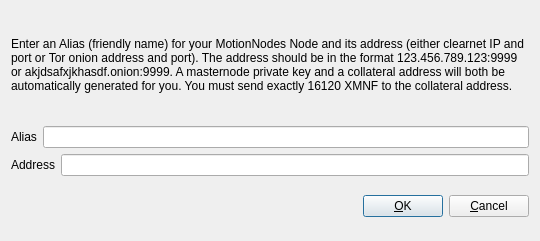
This is src/qt/forms/addeditmotionnode.ui in CircuitBreaker88/MotionFunding as Qt 5 draws it before an edit. The edited form follows.
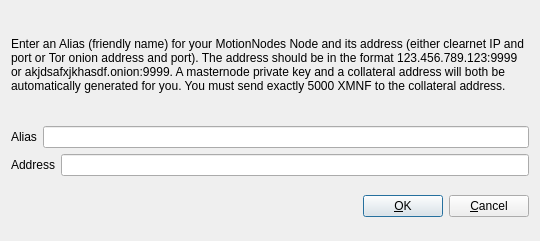
This is the edited form.

The edit to the form file:
```diff
--- a/src/qt/forms/addeditmotionnode.ui
+++ b/src/qt/forms/addeditmotionnode.ui
@@ -34,7 +34,7 @@
         </sizepolicy>
        </property>
        <property name="text">
-        <string>&lt;html&gt;&lt;head/&gt;&lt;body&gt;&lt;p&gt;Enter an Alias (friendly name) for your MotionNodes Node and its address (either clearnet IP and port or Tor onion address and port).  The address should be in the format 123.456.789.123:9999 or akjdsafxjkhasdf.onion:9999.  A masternode private key and a collateral address will both be automatically generated for you.  You must send exactly 16120 XMNF to the collateral address.&lt;/p&gt;&lt;/body&gt;&lt;/html&gt;</string>
+        <string>&lt;html&gt;&lt;head/&gt;&lt;body&gt;&lt;p&gt;Enter an Alias (friendly name) for your MotionNodes Node and its address (either clearnet IP and port or Tor onion address and port).  The address should be in the format 123.456.789.123:9999 or akjdsafxjkhasdf.onion:9999.  A masternode private key and a collateral address will both be automatically generated for you.  You must send exactly 5000 XMNF to the collateral address.&lt;/p&gt;&lt;/body&gt;&lt;/html&gt;</string>
        </property>
        <property name="wordWrap">
         <bool>true</bool>
```
